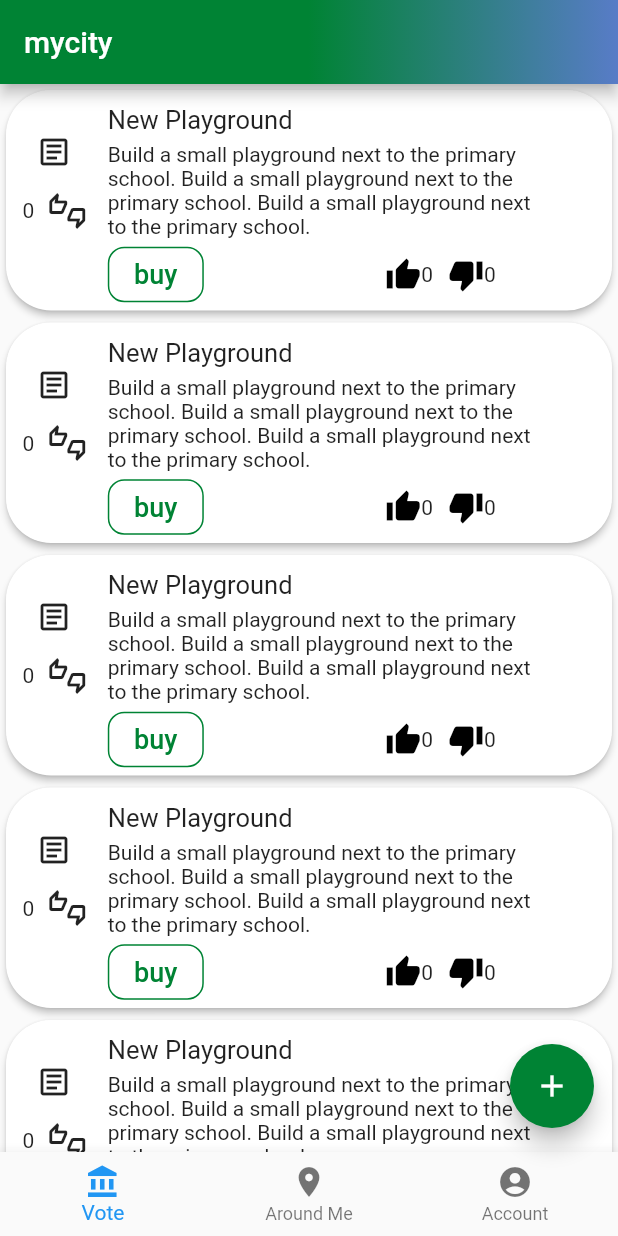
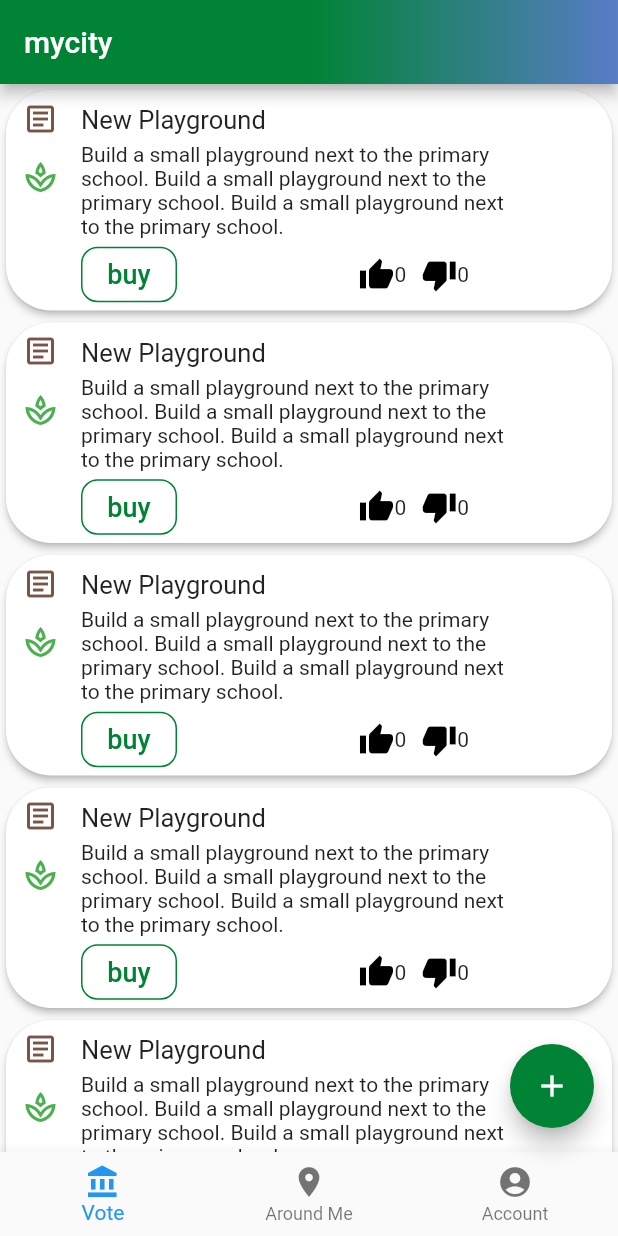
Before and after one commit to ethznerds/mycity, a Flutter app: the screen it shows after launch, on a phone screen of 412 x 824 dp. Run offline on Flutter 3.47's test engine with Material 2 defaults, Android fonts, the phone set to English and light mode, and no system bars; our stand-ins replace cloud_firestore, firebase_auth, firebase_core, fl_chart, flutter_cache_manager, fluttertoast and 3 more; missing offline and left inert: fluster, zefyr; accounts and stored records are empty.

Commit message:
sustainability icon

```diff
--- a/app/lib/models/project.dart
+++ b/app/lib/models/project.dart
@@ -19,12 +19,14 @@ class Project {
   Stage stage;
   List<Proposal> proposals;
 
+  bool sustainability = true;
+
   int upVotes = 0;
   int downVotes = 0;
   int funding = 0;
 
 
-  Project(this.documentId, this.name, this.description, this.image, this.stage, this.proposals, this.location, [this.richtext]);
+  Project(this.documentId, this.name, this.description, this.image, this.stage, this.proposals, this.location, [ this.richtext]);
 
   Future<void> save(String name, String description, GeoPoint? location, String? richtext) async {
     final projectsDb = FirebaseFirestore.instance.collection("projects");
--- a/app/lib/ui/project_item.dart
+++ b/app/lib/ui/project_item.dart
@@ -23,12 +23,12 @@ class _ProjectItemState extends State<ProjectItem> {
       highlightColor: Theme.of(context).primaryColor,
       splashColor: Theme.of(context).primaryColor,
       onTap: () {
-
-
-          Navigator.push(
-              context,
-              MaterialPageRoute(
-                  builder: (context) => ProjectPage(project: widget.project,)));
+        Navigator.push(
+            context,
+            MaterialPageRoute(
+                builder: (context) => ProjectPage(
+                      project: widget.project,
+                    )));
       },
       child: Card(
         elevation: 2,
@@ -43,24 +43,25 @@ class _ProjectItemState extends State<ProjectItem> {
                 mainAxisAlignment: MainAxisAlignment.spaceBetween,
                 children: <Widget>[
                   widget.project.stage == Stage.initial
-                      ? Icon(Icons.lightbulb_outline)
-                      : Icon(Icons.article_outlined),
+                      ? Icon(
+                          Icons.lightbulb_outline,
+                          color: Colors.orange,
+                        )
+                      : Icon(
+                          Icons.article_outlined,
+                          color: Colors.brown,
+                        ),
                   SizedBox(
                     height: 15,
                   ),
-                  Row(
-                    mainAxisSize: MainAxisSize.min,
-                    children: <Widget>[
-                      Text((widget.project.upVotes + widget.project.downVotes)
-                          .toString()),
-                      SizedBox(
-                        width: 10,
-                      ),
-                      Icon(Icons.thumbs_up_down_outlined),
-                    ],
-                  ),
+                  widget.project.sustainability
+                      ? Icon(
+                          Icons.spa_outlined,
+                          color: Colors.green,
+                        )
+                      : Container(),
                   SizedBox(
-                    height: 25,
+                    height: 70,
                   ),
                 ],
               ),
@@ -80,7 +81,12 @@ class _ProjectItemState extends State<ProjectItem> {
                     SizedBox(
                       height: 5,
                     ),
-                    Text(widget.project.description, softWrap: true,maxLines: 5, overflow: TextOverflow.ellipsis,),
+                    Text(
+                      widget.project.description,
+                      softWrap: true,
+                      maxLines: 5,
+                      overflow: TextOverflow.ellipsis,
+                    ),
                     Row(
                       mainAxisAlignment: MainAxisAlignment.spaceBetween,
                       children: <Widget>[
@@ -95,7 +101,10 @@ class _ProjectItemState extends State<ProjectItem> {
                             Navigator.push(
                                 context,
                                 MaterialPageRoute(
-                                    builder: (context) => FundProject(project: widget.project, userModel: UserModel(),)));
+                                    builder: (context) => FundProject(
+                                          project: widget.project,
+                                          userModel: UserModel(),
+                                        )));
                           },
                           style: ButtonStyle(
                               shape: MaterialStateProperty.all<
--- a/app/lib/ui/project_page.dart
+++ b/app/lib/ui/project_page.dart
@@ -62,6 +62,9 @@ class _ProjectPageState extends State<ProjectPage> {
                                       .primaryColor)))),
                 ),
                 Spacer(),
+                SizedBox(width: 20,),
+                ThumbsUpDown(),
+                Spacer(),
                 IconButton(
                   icon: Icon(Icons.share_outlined),
                   onPressed: () {},
@@ -86,7 +89,7 @@ class _ProjectPageState extends State<ProjectPage> {
             Center(child: Text(widget.project.description, textAlign: TextAlign.center,),),
             SizedBox(height: 50,),
 
-            ThumbsUpDown(),
+
 
           ],
         ),
```
